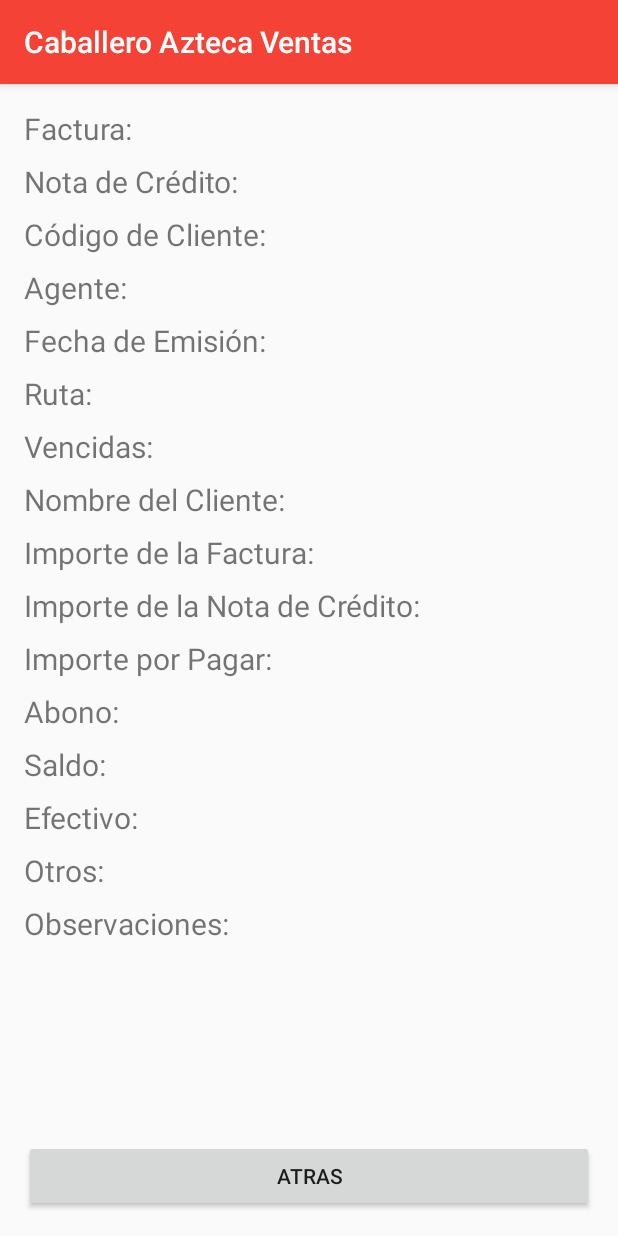
After one commit to Caballero-Azteca/CaballeroAztecaVentas, an Android app: the fragment DetallesCobroFragment placed in its activity, on a phone screen of 412 x 824 dp. The commit adds this screen. Run offline under Robolectric (Android 15) with nearby library versions, the phone set to English and light mode, and no system bars; our stand-ins replace Firebase (no records; nobody signed in at launch, a user with empty details on screens opened directly); Roboto replaces fonts that are not available here.

Commit message:
V5.5 Cobranza development 1 - detalles implemented

```diff
--- a/app/src/main/java/com/brainstormideas/caballeroaztecaventas/data/models/Cobro.java
+++ b/app/src/main/java/com/brainstormideas/caballeroaztecaventas/data/models/Cobro.java
@@ -5,8 +5,10 @@ import androidx.annotation.Nullable;
 import androidx.room.Entity;
 import androidx.room.PrimaryKey;
 
+import java.io.Serializable;
+
 @Entity(tableName = "cobros")
-public class Cobro {
+public class Cobro implements Serializable {
 
     @PrimaryKey
     @NonNull
--- /dev/null
+++ b/app/src/main/res/layout/fragment_detalles_cobro.xml
@@ -0,0 +1,212 @@
+<?xml version="1.0" encoding="utf-8"?>
+<FrameLayout xmlns:android="http://schemas.android.com/apk/res/android"
+    xmlns:app="http://schemas.android.com/apk/res-auto"
+    xmlns:tools="http://schemas.android.com/tools"
+    android:layout_width="match_parent"
+    android:layout_height="match_parent"
+    tools:context=".ui.fragments.DetallesCobroFragment">
+
+    <androidx.constraintlayout.widget.ConstraintLayout
+        android:layout_width="match_parent"
+        android:layout_height="match_parent">
+
+        <LinearLayout
+            android:id="@+id/linearLayout"
+            android:layout_width="0dp"
+            android:layout_height="wrap_content"
+            android:orientation="vertical"
+            app:layout_constraintEnd_toEndOf="parent"
+            app:layout_constraintStart_toStartOf="parent"
+            app:layout_constraintTop_toTopOf="parent">
+
+            <TextView
+                android:id="@+id/textViewFactura"
+                android:layout_width="wrap_content"
+                android:layout_height="wrap_content"
+                android:text="Factura:"
+                app:layout_constraintStart_toStartOf="parent"
+                app:layout_constraintTop_toTopOf="parent"
+                android:textSize="20dp"
+                app:layout_constraintVertical_bias="0.0" />
+
+            <TextView
+                android:id="@+id/textViewNotaCredito"
+                android:layout_width="wrap_content"
+                android:layout_height="wrap_content"
+                android:text="Nota de Crédito:"
+                app:layout_constraintStart_toStartOf="parent"
+                app:layout_constraintTop_toBottomOf="@+id/textViewFactura"
+                app:layout_constraintVertical_bias="0.0"
+                android:textSize="20dp"
+                android:layout_marginTop="8dp" />
+
+            <TextView
+                android:id="@+id/textViewCodigoCliente"
+                android:layout_width="wrap_content"
+                android:layout_height="wrap_content"
+                android:text="Código de Cliente:"
+                app:layout_constraintStart_toStartOf="parent"
+                app:layout_constraintTop_toBottomOf="@+id/textViewNotaCredito"
+                app:layout_constraintVertical_bias="0.0"
+                android:textSize="20dp"
+                android:layout_marginTop="8dp" />
+
+            <TextView
+                android:id="@+id/textViewAgente"
+                android:layout_width="wrap_content"
+                android:layout_height="wrap_content"
+                android:text="Agente:"
+                app:layout_constraintStart_toStartOf="parent"
+                app:layout_constraintTop_toBottomOf="@+id/textViewCodigoCliente"
+                app:layout_constraintVertical_bias="0.0"
+                android:textSize="20dp"
+                android:layout_marginTop="8dp" />
+
+            <TextView
+                android:id="@+id/textViewFechaEmision"
+                android:layout_width="wrap_content"
+                android:layout_height="wrap_content"
+                android:text="Fecha de Emisión:"
+                app:layout_constraintStart_toStartOf="parent"
+                app:layout_constraintTop_toBottomOf="@+id/textViewAgente"
+                app:layout_constraintVertical_bias="0.0"
+                android:textSize="20dp"
+                android:layout_marginTop="8dp" />
+
+            <TextView
+                android:id="@+id/textViewRuta"
+                android:layout_width="wrap_content"
+                android:layout_height="wrap_content"
+                android:text="Ruta:"
+                app:layout_constraintStart_toStartOf="parent"
+                app:layout_constraintTop_toBottomOf="@+id/textViewFechaEmision"
+                app:layout_constraintVertical_bias="0.0"
+                android:textSize="20dp"
+                android:layout_marginTop="8dp" />
+
+            <TextView
+                android:id="@+id/textViewVencidas"
+                android:layout_width="wrap_content"
+                android:layout_height="wrap_content"
+                android:text="Vencidas:"
+                app:layout_constraintStart_toStartOf="parent"
+                app:layout_constraintTop_toBottomOf="@+id/textViewRuta"
+                app:layout_constraintVertical_bias="0.0"
+                android:textSize="20dp"
+                android:layout_marginTop="8dp" />
+
+            <TextView
+                android:id="@+id/textViewNombreCliente"
+                android:layout_width="wrap_content"
+                android:layout_height="wrap_content"
+                android:text="Nombre del Cliente:"
+                app:layout_constraintStart_toStartOf="parent"
+                app:layout_constraintTop_toBottomOf="@+id/textViewVencidas"
+                app:layout_constraintVertical_bias="0.0"
+                android:textSize="20dp"
+                android:layout_marginTop="8dp" />
+
+            <TextView
+                android:id="@+id/textViewImporteFactura"
+                android:layout_width="wrap_content"
+                android:layout_height="wrap_content"
+                android:text="Importe de la Factura:"
+                app:layout_constraintStart_toStartOf="parent"
+                app:layout_constraintTop_toBottomOf="@+id/textViewNombreCliente"
+                app:layout_constraintVertical_bias="0.0"
+                android:textSize="20dp"
+                android:layout_marginTop="8dp" />
+
+            <TextView
+                android:id="@+id/textViewImporteNotaCredito"
+                android:layout_width="wrap_content"
+                android:layout_height="wrap_content"
+                android:text="Importe de la Nota de Crédito:"
+                app:layout_constraintStart_toStartOf="parent"
+                app:layout_constraintTop_toBottomOf="@+id/textViewImporteFactura"
+                app:layout_constraintVertical_bias="0.0"
+                android:textSize="20dp"
+                android:layout_marginTop="8dp" />
+
+            <TextView
+                android:id="@+id/textViewImportePorPagar"
+                android:layout_width="wrap_content"
+                android:layout_height="wrap_content"
+                android:text="Importe por Pagar:"
+                app:layout_constraintStart_toStartOf="parent"
+                app:layout_constraintTop_toBottomOf="@+id/textViewImporteNotaCredito"
+                app:layout_constraintVertical_bias="0.0"
+                android:textSize="20dp"
+                android:layout_marginTop="8dp" />
+
+            <TextView
+                android:id="@+id/textViewAbono"
+                android:layout_width="wrap_content"
+                android:layout_height="wrap_content"
+                android:text="Abono:"
+                app:layout_constraintStart_toStartOf="parent"
+                app:layout_constraintTop_toBottomOf="@+id/textViewImportePorPagar"
+                app:layout_constraintVertical_bias="0.0"
+                android:textSize="20dp"
+                android:layout_marginTop="8dp" />
+
+            <TextView
+                android:id="@+id/textViewSaldo"
+                android:layout_width="wrap_content"
+                android:layout_height="wrap_content"
+                android:text="Saldo:"
+                app:layout_constraintStart_toStartOf="parent"
+                app:layout_constraintTop_toBottomOf="@+id/textViewAbono"
+                app:layout_constraintVertical_bias="0.0"
+                android:textSize="20dp"
+                android:layout_marginTop="8dp" />
+
+            <TextView
+                android:id="@+id/textViewEfectivo"
+                android:layout_width="wrap_content"
+                android:layout_height="wrap_content"
+                android:text="Efectivo:"
+                app:layout_constraintStart_toStartOf="parent"
+                app:layout_constraintTop_toBottomOf="@+id/textViewSaldo"
+                app:layout_constraintVertical_bias="0.0"
+                android:textSize="20dp"
+                android:layout_marginTop="8dp" />
+
+            <TextView
+                android:id="@+id/textViewOtros"
+                android:layout_width="wrap_content"
+                android:layout_height="wrap_content"
+                android:text="Otros:"
+                app:layout_constraintStart_toStartOf="parent"
+                app:layout_constraintTop_toBottomOf="@+id/textViewEfectivo"
+                app:layout_constraintVertical_bias="0.0"
+                android:textSize="20dp"
+                android:layout_marginTop="8dp" />
+
+            <TextView
+                android:id="@+id/textViewObservaciones"
+                android:layout_width="wrap_content"
+                android:layout_height="wrap_content"
+                android:text="Observaciones:"
+                app:layout_constraintStart_toStartOf="parent"
+                app:layout_constraintTop_toBottomOf="@+id/textViewOtros"
+                app:layout_constraintVertical_bias="0.0"
+                android:textSize="20dp"
+                android:layout_marginTop="8dp" />
+
+        </LinearLayout>
+
+        <!-- Botón fuera del LinearLayout pero dentro del ConstraintLayout -->
+        <Button
+            android:id="@+id/detalles_back_btn"
+            android:layout_width="0dp"
+            android:layout_height="wrap_content"
+            android:text="Atras"
+            app:layout_constraintBottom_toBottomOf="parent"
+            app:layout_constraintEnd_toEndOf="parent"
+            app:layout_constraintStart_toStartOf="parent" />
+
+
+    </androidx.constraintlayout.widget.ConstraintLayout>
+
+</FrameLayout>
```
Also changed, not shown: app/src/main/java/com/brainstormideas/caballeroaztecaventas/ui/adapters/CobroAdapter.java (+23 -3 lines), app/src/main/java/com/brainstormideas/caballeroaztecaventas/ui/fragments/CobranzaScreen.java (+19 -11 lines), app/src/main/java/com/brainstormideas/caballeroaztecaventas/ui/fragments/DetallesCobroFragment.java (added, +93 -0 lines).
